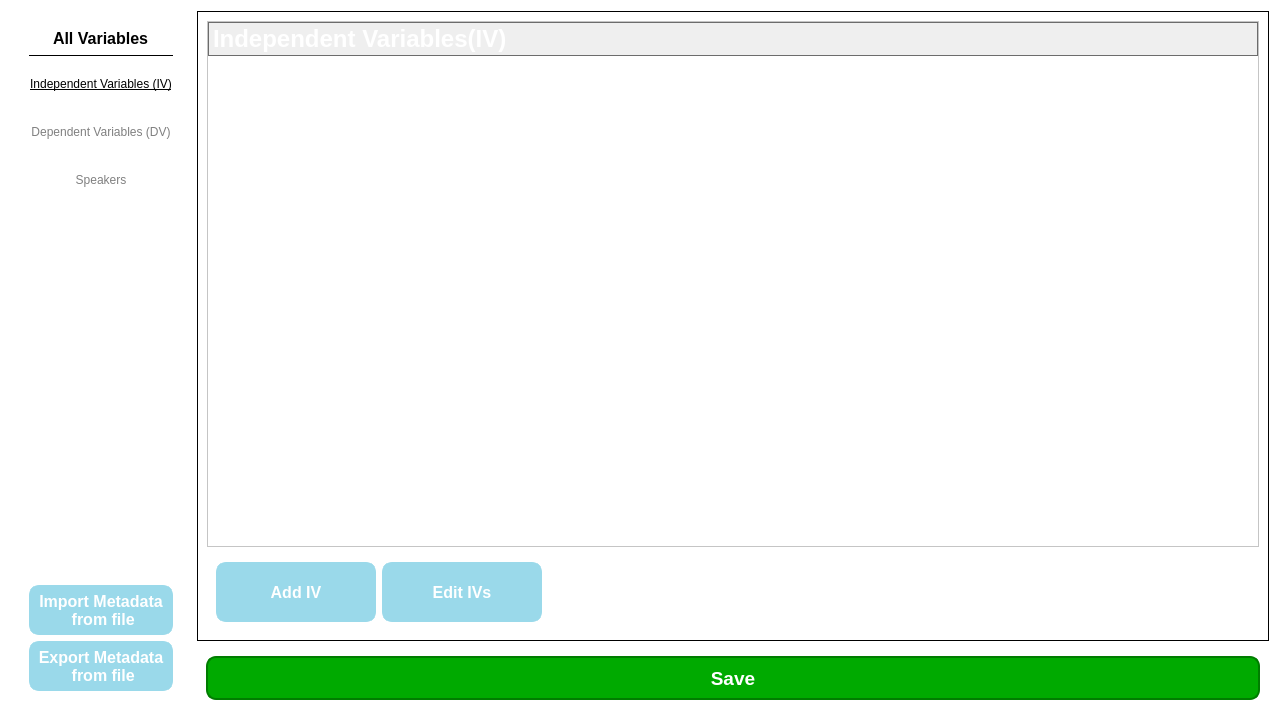
This is corpuscompass/view/res/variable_management_tab.ui in nicofirst1/CorpusCompass as Qt 5 draws it before an edit. The edited form follows.
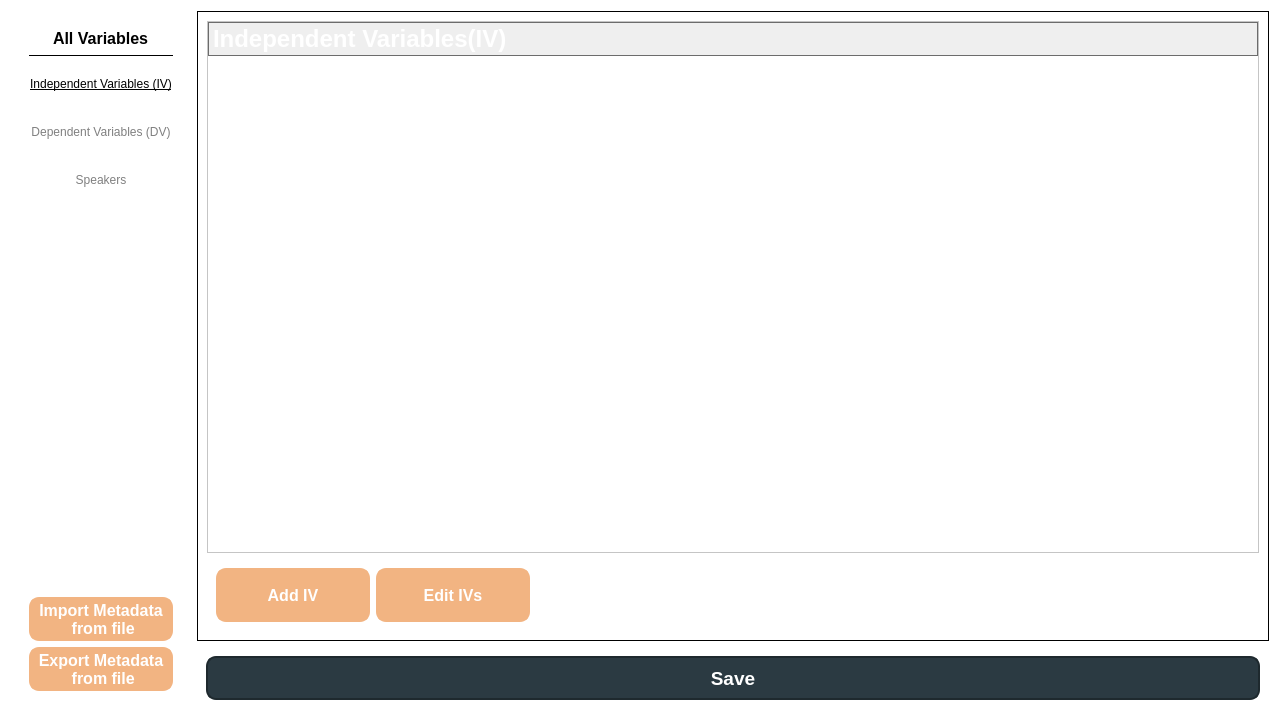
This is the edited form. Icons and pictures are not drawn.

The edit to the form file:
```diff
--- a/corpuscompass/view/res/variable_management_tab.ui
+++ b/corpuscompass/view/res/variable_management_tab.ui
@@ -16,31 +16,37 @@
 }
 
 QPushButton {
-    background-color:rgb(154, 217, 234) ;
+    background-color:rgb(242, 180, 130) ;
 	color: white;
     min-width: 80px;
 	min-height: 40px;
 	border-style: solid;
-	border-color: rgb(154, 217, 234);
-	border-width: 5px;
+	border-color: rgb(242, 180, 130);
+	border-width: 2px;
 	border-radius: 10px;
 }
 
 QPushButton:pressed {
-	background-color:rgb(134, 189, 203) ;
-	border-color: rgb(134, 189, 203);
+	background-color:rgb(162, 81, 17) ;
+	border-color: rgb(162, 81, 17);
+	color: rgb(245, 245, 245);
+}
+
+QPushButton:hover {
+	background-color:rgb(208, 105, 22);
+	border-color: rgb(162, 81, 17);
 	color: rgb(245, 245, 245);
 }
 
 QPushButton:flat {
-   background-color:rgb(134, 189, 203) ;
-	border-color: rgb(134, 189, 203);
+   background-color:rgb(162, 81, 17) ;
+	border-color: rgb(162, 81, 17);
 	color: rgb(245, 245, 245);
 }
 
 QPushButton:checked {
-   background-color:rgb(134, 189, 203) ;
-	border-color: rgb(134, 189, 203);
+   background-color:rgb(162, 81, 17) ;
+	border-color: rgb(162, 81, 17);
 	color: rgb(245, 245, 245);
 	
 	font: 9pt &quot;Segoe UI&quot;;
@@ -845,10 +851,10 @@
           <property name="styleSheet">
            <string notr="true">QPushButton {
 	color: white;
-	background-color: rgb(0, 170, 0);
+	background-color: rgb(43, 58, 66);
+        border-width: 2px;
+    border-color: rgb(30, 41, 46);
 	border-style: solid;
-	border-color: rgb(0, 125, 0);
-	border-width: 2px;
 	border-radius: 10px;
 }
 
```
